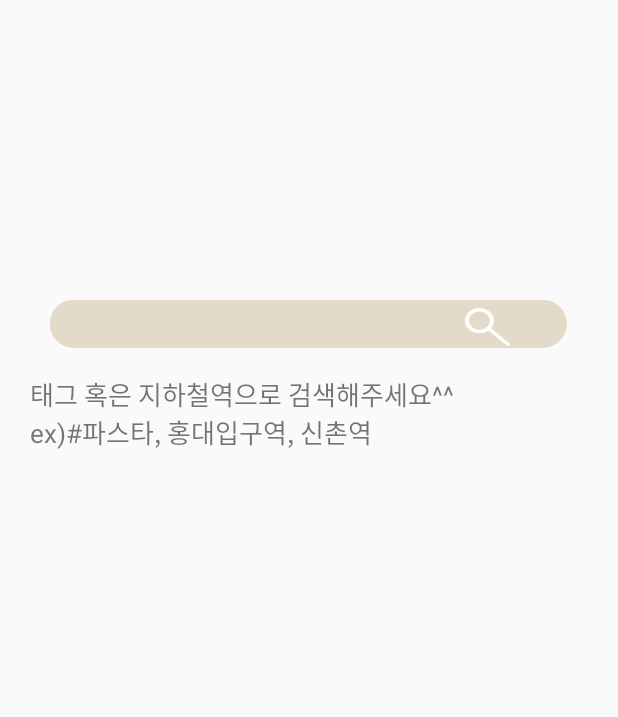
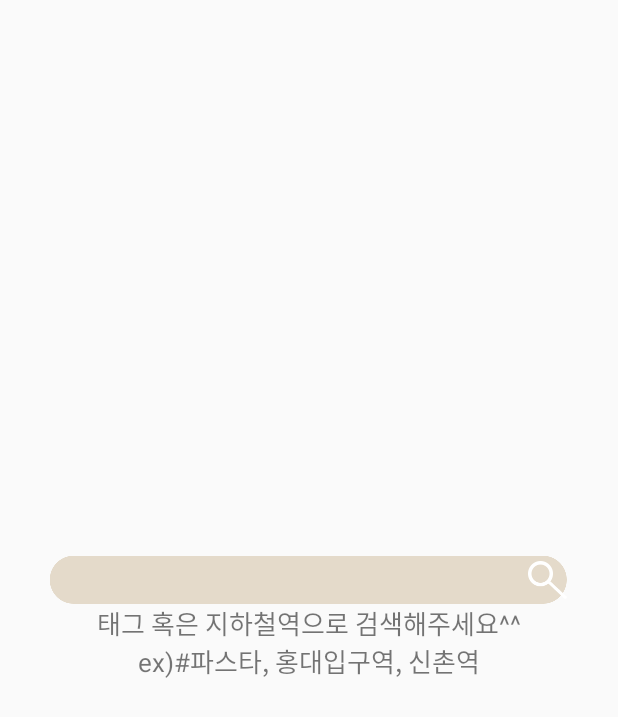
Before and after one commit to senghan1992/infood2, an Android app: the layout fragment_search.xml on its own in the app's theme, with its tools: preview values and no code run, on a phone screen of 412 x 824 dp. Shown: the top 717 px of the screen. Run offline under Robolectric (Android 15) with nearby library versions, the phone set to English and light mode, and no system bars.

Commit message:
2018-10-10
드디어 AutoCompleteTextView 완성(역이름 자동완성기능)

***해야할 것***
1.디테일 뷰 디자인이나 다음 프로세스 어떻게 구성할 것인지 고민
2.레시피 부분 마찬가지
3.검색 자동완성 후 어떤 프로세스와 디자인으로 진행할 것인지

```diff
--- a/infood/android/InfoFood/app/src/main/java/infofood/senghan1992/com/infofood/ServerInfo/ServerInfo.java
+++ b/infood/android/InfoFood/app/src/main/java/infofood/senghan1992/com/infofood/ServerInfo/ServerInfo.java
@@ -1,7 +1,7 @@
 package infofood.senghan1992.com.infofood.ServerInfo;
 
 public interface ServerInfo {
-    public static final String IP = "192.168.220.173";
+    public static final String IP = "192.168.1.4";
     public static final String SERVER_IP = "http://"+ IP+":8080/infood/mobile/";
     public static final String SERVER_IP_PHOTO = "http://"+ IP+":8080/infood/resources/upload/";
 }
--- a/infood/android/InfoFood/app/src/main/res/layout/fragment_search.xml
+++ b/infood/android/InfoFood/app/src/main/res/layout/fragment_search.xml
@@ -1,44 +1,38 @@
 <?xml version="1.0" encoding="utf-8"?>
-<ScrollView xmlns:android="http://schemas.android.com/apk/res/android"
+<LinearLayout
+    xmlns:android="http://schemas.android.com/apk/res/android"
     xmlns:app="http://schemas.android.com/apk/res-auto"
     xmlns:tools="http://schemas.android.com/tools"
     android:layout_width="match_parent"
-    android:layout_height="match_parent">
+    android:layout_height="match_parent"
+    android:orientation="vertical">
 
-    <FrameLayout
+    <LinearLayout
         android:layout_width="match_parent"
         android:layout_height="match_parent"
         android:orientation="vertical"
+        android:gravity="center"
         tools:context=".SearchActivity">
-
-        <Button
-            android:id="@+id/search_btn"
-            android:layout_width="30dp"
-            android:layout_height="25dp"
-            android:layout_marginLeft="310dp"
-            android:layout_marginTop="205dp"
-            android:background="@mipmap/search_btn" />
 
         <AutoCompleteTextView
             android:id="@+id/search_edit"
             android:layout_width="wrap_content"
             android:layout_height="wrap_content"
-            android:layout_gravity="center_horizontal"
-            android:layout_marginTop="200dp"
             android:background="@mipmap/search"
-            android:paddingStart="15dp"
-            android:completionHint="검색어를 입력하세요"
+            android:completionHint="검색어를 선택하세요"
             android:completionThreshold="1"
-            />
+            android:drawableRight="@mipmap/search_btn"
+            android:paddingLeft="15dp">
+            <requestFocus/>
+        </AutoCompleteTextView>
 
         <TextView
             android:layout_width="match_parent"
-            android:layout_height="match_parent"
-            android:layout_marginLeft="20dp"
-            android:layout_marginTop="250dp"
+            android:layout_height="wrap_content"
+            android:gravity="center"
             android:text="태그 혹은 지하철역으로 검색해주세요^^\nex)#파스타, 홍대입구역, 신촌역"
             android:textSize="17dp" />
 
-    </FrameLayout>
+    </LinearLayout>
 
-</ScrollView>
+</LinearLayout>
```
Also changed, not shown: infood/android/InfoFood/app/src/main/java/infofood/senghan1992/com/infofood/fragments/SearchFragment.java (+25 -14 lines).
